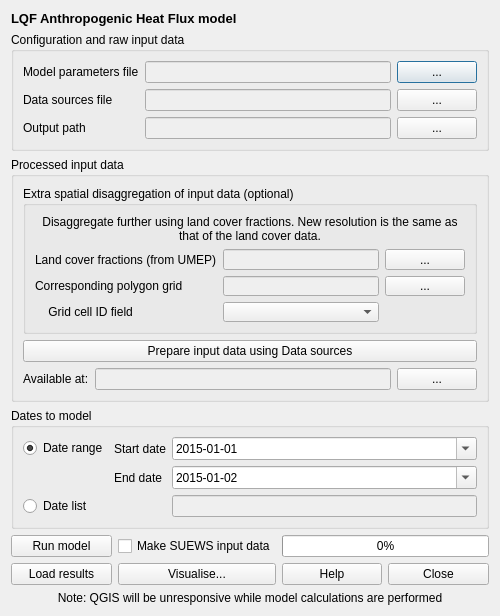
Above: LucyQF/LQF_dialog_base.ui from UMEP-dev/UMEP before the change. Below: the same form after it.
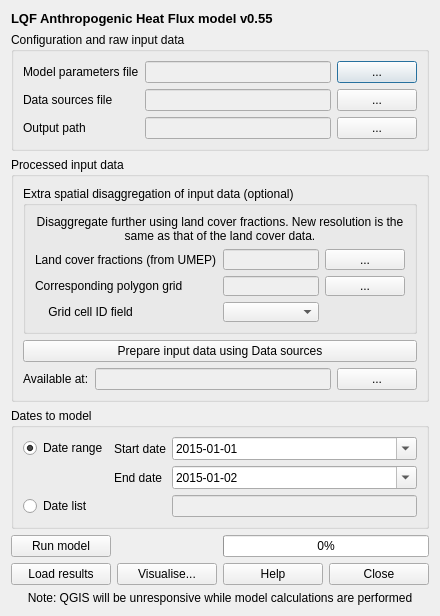
That is the form after the change.

Commit message: 0.5.0 : LONG TERM RELEASE. Includes SUEWS v2017b, Multiple updates and bug fixing.

Diff of the .ui file:
```diff
--- a/LucyQF/LQF_dialog_base.ui
+++ b/LucyQF/LQF_dialog_base.ui
@@ -6,7 +6,7 @@
    <rect>
     <x>0</x>
     <y>0</y>
-    <width>500</width>
+    <width>440</width>
     <height>616</height>
    </rect>
   </property>
@@ -24,7 +24,7 @@
       </font>
      </property>
      <property name="text">
-      <string>LQF Anthropogenic Heat Flux model</string>
+      <string>LQF Anthropogenic Heat Flux model v0.55</string>
      </property>
     </widget>
    </item>
@@ -480,13 +480,6 @@
        </property>
       </widget>
      </item>
-     <item row="0" column="1">
-      <widget class="QCheckBox" name="chkSUEWS">
-       <property name="text">
-        <string>Make SUEWS input data</string>
-       </property>
-      </widget>
-     </item>
     </layout>
    </item>
    <item row="5" column="0">
```
The commit also changes 168 other files.
